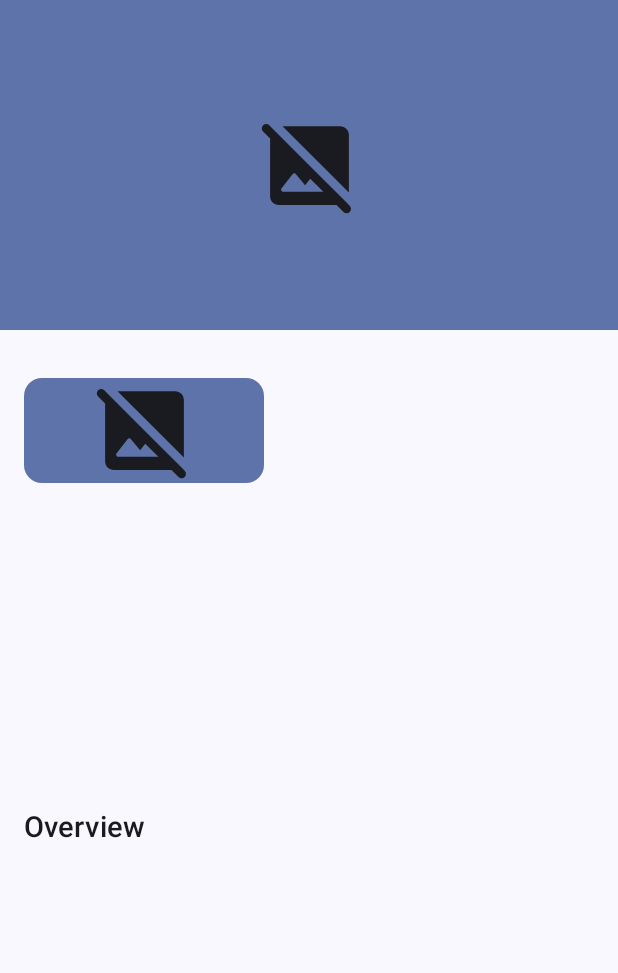
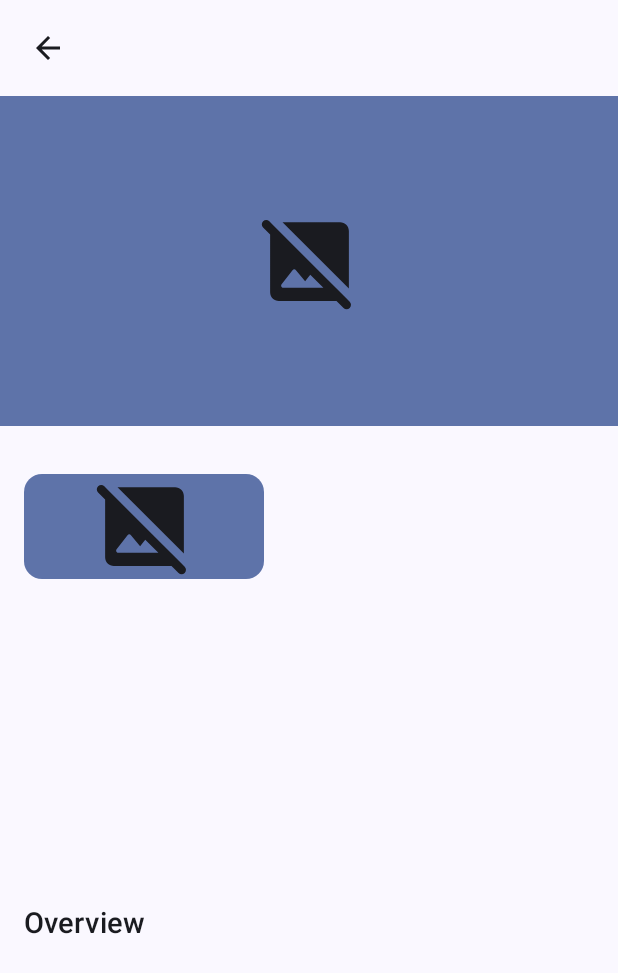
Before and after one commit to surplus867/moviesapp, an Android app built with Jetpack Compose: the composable DetailsScreen shown on its own in the app's theme, on a phone screen of 412 x 824 dp. Shown: the top 973 px of the screen. Run offline under Robolectric (Android 15) with nearby library versions, the phone set to English and light mode, and no system bars; our stand-ins replace Dagger/Hilt's generated code; pictures from the network do not load; 1 statement that could not run was skipped.

Commit message:
Add popBackStack feature to bottom navigation for improved navigation handling

```diff
--- a/app/src/main/java/com/minyu/moviesapp/details/presentation/DetailsScreen.kt
+++ b/app/src/main/java/com/minyu/moviesapp/details/presentation/DetailsScreen.kt
@@ -6,19 +6,24 @@ import androidx.compose.foundation.layout.Box
 import androidx.compose.foundation.layout.Column
 import androidx.compose.foundation.layout.Row
 import androidx.compose.foundation.layout.Spacer
+import androidx.compose.foundation.layout.WindowInsets
+import androidx.compose.foundation.layout.asPaddingValues
 import androidx.compose.foundation.layout.fillMaxSize
 import androidx.compose.foundation.layout.fillMaxWidth
 import androidx.compose.foundation.layout.height
 import androidx.compose.foundation.layout.padding
 import androidx.compose.foundation.layout.size
+import androidx.compose.foundation.layout.statusBars
 import androidx.compose.foundation.layout.width
 import androidx.compose.foundation.rememberScrollState
 import androidx.compose.foundation.shape.RoundedCornerShape
 import androidx.compose.foundation.verticalScroll
 import androidx.compose.material.icons.Icons
+import androidx.compose.material.icons.automirrored.filled.ArrowBack
 import androidx.compose.material.icons.rounded.ImageNotSupported
 import androidx.compose.material3.Button
 import androidx.compose.material3.Icon
+import androidx.compose.material3.IconButton
 import androidx.compose.material3.MaterialTheme
 import androidx.compose.material3.Text
 import androidx.compose.runtime.Composable
@@ -75,6 +80,22 @@ fun DetailsScreen(navController: NavController) {
             .fillMaxSize()
             .verticalScroll(rememberScrollState())
     ) {
+        Row(
+            modifier = Modifier
+                .fillMaxWidth()
+                .padding(WindowInsets.statusBars.asPaddingValues())
+                .padding(8.dp),
+            verticalAlignment = Alignment.CenterVertically
+        ) {
+            IconButton(onClick = { navController.popBackStack()} ) {
+                Icon(Icons.AutoMirrored.Filled.ArrowBack, contentDescription = "Back")
+            }
+            Text(
+                text = detailsState.movie?.title ?: "",
+                style = MaterialTheme.typography.titleLarge,
+                modifier = Modifier.padding(start = 8.dp)
+            )
+        }
 
         // Display a placeholder or error message if backdrop image loading fails
         if (backDropImageState is AsyncImagePainter.State.Error) {
--- a/app/src/main/java/com/minyu/moviesapp/movieList/data/remote/MovieApi.kt
+++ b/app/src/main/java/com/minyu/moviesapp/movieList/data/remote/MovieApi.kt
@@ -18,6 +18,6 @@ interface MovieApi {
     companion object {
         const val BASE_URL = "https://api.themoviedb.org/3/"
         const val IMAGE_BASE_URL = "https://image.tmdb.org/t/p/w500"
-        const val API_KEY = "05663a72e30277317e18431232478d06"
+        const val API_KEY = ""
     }
 }
```
Also changed, not shown: app/src/main/java/com/minyu/moviesapp/core/MainActivity.kt (+11 -5 lines), app/src/main/java/com/minyu/moviesapp/core/presentation/HomeScreen.kt (+15 -11 lines), app/src/main/java/com/minyu/moviesapp/details/presentation/FavoriteMoviesScreen.kt (+30 -4 lines), app/src/main/java/com/minyu/moviesapp/movieList/data/repository/DatabaseFavoriteRepository.kt (+6 -2 lines), app/src/main/java/com/minyu/moviesapp/movieList/presentation/components/FavoriteMovieItem.kt (+9 -1 lines).
